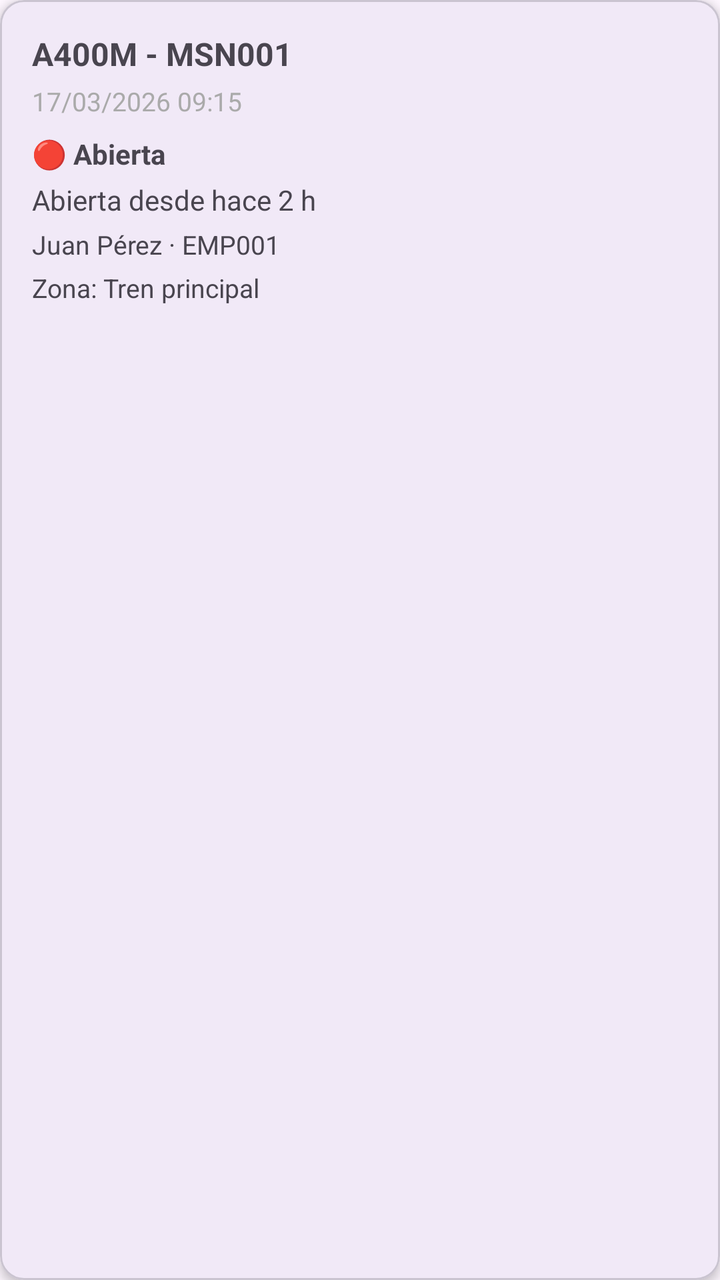
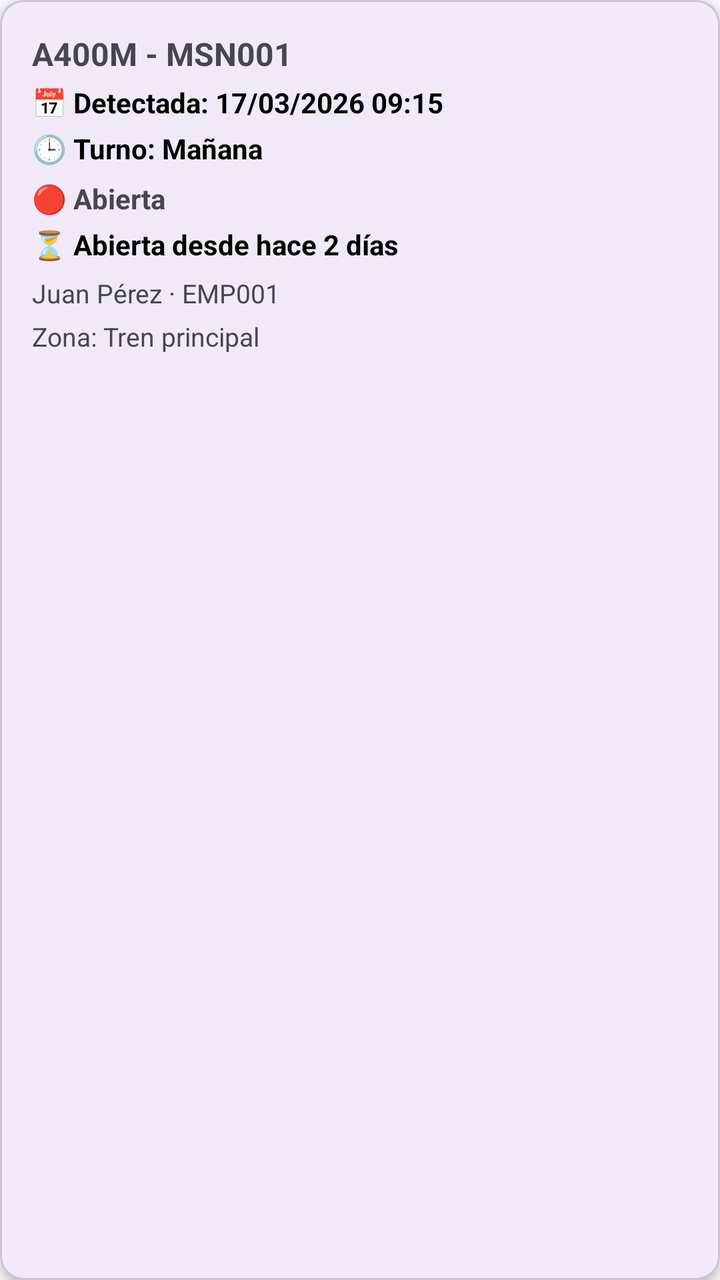

An Android layout rendered at two revisions. The XML below is the earlier revision; the diff shows what the commit changed to produce the second picture.
<!-- AndroidManifest.xml: application theme Theme.FodManager -->
<!-- res/layout/item_incidencia_dashboard.xml -->
<?xml version="1.0" encoding="utf-8"?>
<com.google.android.material.card.MaterialCardView
    xmlns:android="http://schemas.android.com/apk/res/android"
    xmlns:app="http://schemas.android.com/apk/res-auto"
    android:id="@+id/cardIncidenciaDashboard"
    android:layout_width="match_parent"
    android:layout_height="wrap_content"
    android:layout_marginStart="2dp"
    android:layout_marginEnd="2dp"
    android:layout_marginTop="6dp"
    android:layout_marginBottom="6dp"
    app:cardCornerRadius="12dp"
    app:cardElevation="3dp">

    <LinearLayout
        android:layout_width="match_parent"
        android:layout_height="wrap_content"
        android:orientation="vertical"
        android:padding="16dp">

        <TextView
            android:id="@+id/tvAeronaveIncidencia"
            android:layout_width="match_parent"
            android:layout_height="wrap_content"
            android:text="A400M - MSN001"
            android:textSize="16sp"
            android:textStyle="bold"
            android:layout_marginBottom="4dp" />

        <TextView
            android:id="@+id/tvFechaIncidencia"
            android:layout_width="match_parent"
            android:layout_height="wrap_content"
            android:text="17/03/2026 09:15"
            android:textSize="13sp"
            android:textColor="@android:color/darker_gray"
            android:layout_marginBottom="8dp" />

        <TextView
            android:id="@+id/tvEstadoIncidencia"
            android:layout_width="match_parent"
            android:layout_height="wrap_content"
            android:text="🔴 Abierta"
            android:textSize="14sp"
            android:textStyle="bold"
            android:layout_marginBottom="4dp" />

        <TextView
            android:id="@+id/tvDuracionIncidencia"
            android:layout_width="match_parent"
            android:layout_height="wrap_content"
            android:text="Abierta desde hace 2 h"
            android:textSize="14sp"
            android:layout_marginBottom="4dp" />

        <TextView
            android:id="@+id/tvDeclaranteIncidencia"
            android:layout_width="match_parent"
            android:layout_height="wrap_content"
            android:text="Juan Pérez · EMP001"
            android:textSize="13sp"
            android:layout_marginBottom="4dp" />

        <TextView
            android:id="@+id/tvZonaIncidencia"
            android:layout_width="match_parent"
            android:layout_height="wrap_content"
            android:text="Zona: Tren principal"
            android:textSize="13sp" />

    </LinearLayout>

</com.google.android.material.card.MaterialCardView>
<!-- resources referenced by this layout -->
<resources>
  <style name="Theme.FodManager" parent="Base.Theme.FodManager" />
  <style name="Base.Theme.FodManager" parent="Theme.Material3.DayNight.NoActionBar">
          
          
      </style>
</resources>

<!-- the commit's change to res/layout/item_incidencia_dashboard.xml (unified diff, before → after) -->
@@ -31,10 +31,22 @@
             android:id="@+id/tvFechaIncidencia"
             android:layout_width="match_parent"
             android:layout_height="wrap_content"
-            android:text="17/03/2026 09:15"
-            android:textSize="13sp"
-            android:textColor="@android:color/darker_gray"
-            android:layout_marginBottom="8dp" />
+            android:text="📅 Detectada: 17/03/2026 09:15"
+            android:textSize="14sp"
+            android:textStyle="bold"
+            android:textColor="@android:color/black"
+            android:layout_marginBottom="4dp" />
+
+        
+        <TextView
+            android:id="@+id/tvTurnoIncidencia"
+            android:layout_width="match_parent"
+            android:layout_height="wrap_content"
+            android:text="🕒 Turno: Mañana"
+            android:textSize="14sp"
+            android:textStyle="bold"
+            android:textColor="@android:color/black"
+            android:layout_marginBottom="6dp" />
 
         <TextView
             android:id="@+id/tvEstadoIncidencia"
@@ -49,10 +61,11 @@
             android:id="@+id/tvDuracionIncidencia"
             android:layout_width="match_parent"
             android:layout_height="wrap_content"
-            android:text="Abierta desde hace 2 h"
+            android:text="⏳ Abierta desde hace 2 días"
             android:textSize="14sp"
-            android:layout_marginBottom="4dp" />
-
+            android:textStyle="bold"
+            android:textColor="@android:color/black"
+            android:layout_marginBottom="6dp" />
         <TextView
             android:id="@+id/tvDeclaranteIncidencia"
             android:layout_width="match_parent"
